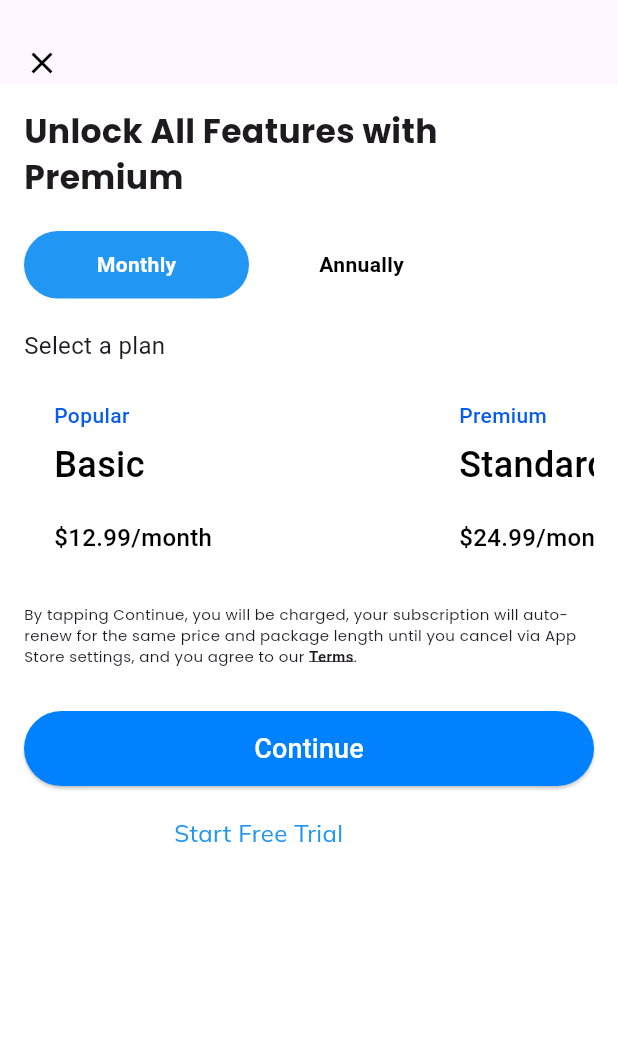
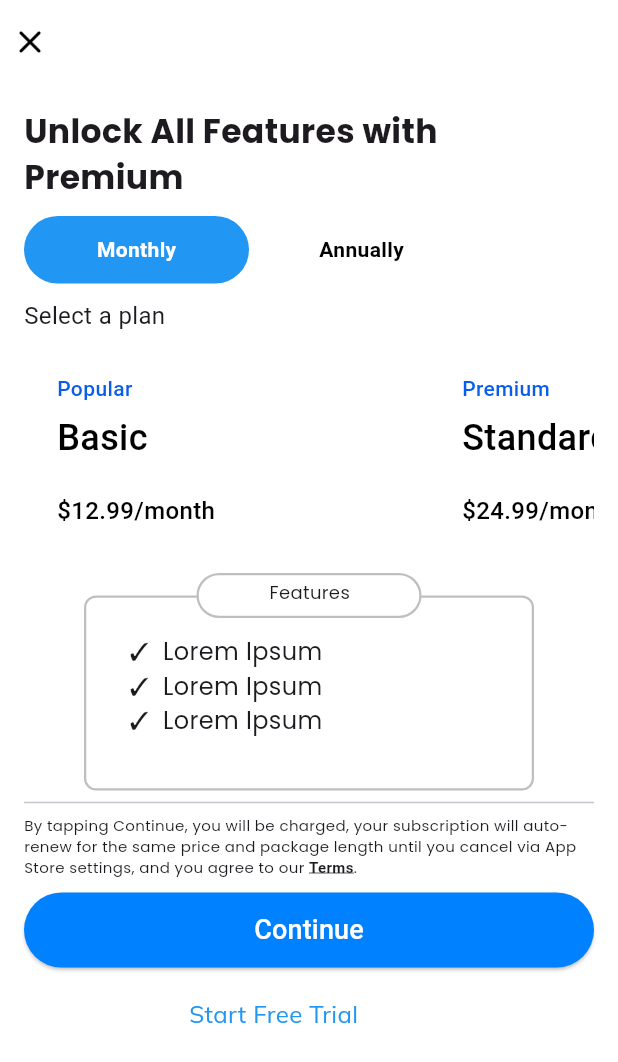
Before and after one commit to faisallhf/calliverse, a Flutter app: the SubscriptionPage screen opened by its route, on a phone screen of 412 x 824 dp. Shown: the top 1062 px of the screen. Run offline on Flutter 3.47's test engine with Material 3 defaults, Android fonts, the light colour scheme and no system bars; our stand-ins replace go_router, google_fonts, intl_phone_field, pinput, table_calendar.

Commit message:
subscription page added and small issues fixed

```diff
--- a/lib/pages/call.dart
+++ b/lib/pages/call.dart
@@ -151,7 +151,6 @@ class _CallState extends State<Call> {
       "callTime": "1 hour ago",
       "isMissedCall": true,
     },
-
   ];
 
   void _onItemTapped(int index) {
--- a/lib/pages/message_page.dart
+++ b/lib/pages/message_page.dart
@@ -161,7 +161,8 @@ class MessagePage extends StatelessWidget {
                         builder: (context) => DetailPage(
                           chatDetails: {
                             "name": chats[index]["name"], // User's name
-                            "imagePath": chats[index]["image"], // User's image path
+                            "imagePath": chats[index]
+                                ["image"], // User's image path
                           },
                         ),
                       ),
--- a/lib/pages/subscription_page.dart
+++ b/lib/pages/subscription_page.dart
@@ -1,4 +1,3 @@
-import 'package:calliverse/pages/call.dart';
 import 'package:flutter/material.dart';
 import 'package:go_router/go_router.dart';
 
@@ -33,11 +32,20 @@ class _SubscriptionPageState extends State<SubscriptionPage> {
       backgroundColor: Colors.white,
       appBar: AppBar(
         elevation: 0,
+        toolbarHeight: 56,
+        automaticallyImplyLeading: false,
+        backgroundColor: Colors.transparent,
+        leadingWidth: 40,
+        titleSpacing: 0,
+        centerTitle: false,
         leading: IconButton(
-          padding: EdgeInsets.symmetric(vertical: 30, horizontal: 10),
-          icon: Icon(Icons.close, color: Colors.black),
+          icon: ImageIcon(
+            AssetImage('assets/images/close.png'),
+            size: 25,
+            color: Colors.black,
+          ),
           onPressed: () {
-            context.goNamed('loginPage');
+            context.pushNamed('login_page');
           },
         ),
       ),
@@ -54,18 +62,18 @@ class _SubscriptionPageState extends State<SubscriptionPage> {
                 fontFamily: 'Poppins',
               ),
             ),
-            SizedBox(height: 20),
+            SizedBox(height: 10),
             _buildSubscriptionToggle(),
-            SizedBox(height: 20),
+            SizedBox(height: 10),
             Text(
               "Select a plan",
               style: TextStyle(fontSize: 16),
             ),
             SizedBox(height: 10),
             _buildPlanSelector(),
+            Divider(),
+            _buildTermsText(),
             SizedBox(height: 10),
-            _buildTermsText(),
-            SizedBox(height: 30),
             _buildContinueButton(),
             SizedBox(height: 20),
             _buildFreeTrialText(context),
@@ -115,7 +123,9 @@ class _SubscriptionPageState extends State<SubscriptionPage> {
   }
 
   Widget _buildPlanSelector() {
-    return Container(
+    return Column(
+      children: [
+        Container(
           height: 140,
           width: MediaQuery.of(context).size.width,
           child: ListView.builder(
@@ -137,7 +147,9 @@ class _SubscriptionPageState extends State<SubscriptionPage> {
                     decoration: BoxDecoration(
                       color: Colors.white,
                       borderRadius: BorderRadius.circular(10),
-                  border: isSelected ? Border.all(color: Colors.blue, width: 2) : null,
+                      border: isSelected
+                          ? Border.all(color: Colors.blue, width: 2)
+                          : Border.all(color: Colors.white, width: 2),
                     ),
                     child: Padding(
                       padding: EdgeInsets.only(left: 20.0, top: 15.0),
@@ -189,13 +201,68 @@ class _SubscriptionPageState extends State<SubscriptionPage> {
               );
             },
           ),
+        ),
+        SizedBox(height: 10),
+        Stack(
+          children: [
+            Container(
+              margin: const EdgeInsets.only(top: 15),
+              height: 130,
+              width: 300,
+              decoration: BoxDecoration(
+                color: Colors.white,
+                border: Border.all(
+                  color: Color(0xFFBFBFBF),
+                  width: 1.5,
+                ),
+                borderRadius: BorderRadius.circular(8),
+              ),
+            ),
+            Container(
+              margin: const EdgeInsets.only(left: 75, top: 0),
+              padding: const EdgeInsets.only(left: 47, top: 3),
+              height: 30,
+              width: 150,
+              decoration: BoxDecoration(
+                color: Colors.white,
+                border: Border.all(
+                  color: Color(0xFFBFBFBF),
+                  width: 1.5,
+                ),
+                borderRadius: BorderRadius.circular(15),
+              ),
+              child: const Text(
+                "Features",
+                style: TextStyle(
+                  fontWeight: FontWeight.w400,
+                  fontSize: 12,
+                  fontFamily: 'Poppins',
+                ),
+              ),
+            ),
+            Container(
+              color: Colors.white,
+              margin: const EdgeInsets.only(left: 30, top: 40),
+              child: const Text(
+                "✓  Lorem Ipsum \n✓  Lorem Ipsum \n✓  Lorem Ipsum  ",
+                style: TextStyle(
+                  fontWeight: FontWeight.w500,
+                  fontSize: 16,
+                  fontFamily: 'Poppins',
+                ),
+              ),
+            ),
+          ],
+        ),
+      ],
     );
   }
 
   Widget _buildTermsText() {
     return Text.rich(
       TextSpan(
-        text: "By tapping Continue, you will be charged, your subscription will auto-renew for the same price and package length until you cancel via App Store settings, and you agree to our ",
+        text:
+            "By tapping Continue, you will be charged, your subscription will auto-renew for the same price and package length until you cancel via App Store settings, and you agree to our ",
         style: TextStyle(
           fontSize: 10,
           fontFamily: 'Poppins',
@@ -235,15 +302,10 @@ class _SubscriptionPageState extends State<SubscriptionPage> {
   Widget _buildFreeTrialText(BuildContext context) {
     return GestureDetector(
       onTap: () {
-        Navigator.push(
-          context,
-          MaterialPageRoute(
-            builder: (context) => Call(),
-          ),
-        );
+        context.pushNamed("call_page");
       },
       child: Padding(
-        padding: const EdgeInsets.symmetric(horizontal: 100),
+        padding: const EdgeInsets.only(left: 110),
         child: Text(
           "Start Free Trial",
           style: TextStyle(
--- a/lib/router/router_config.dart
+++ b/lib/router/router_config.dart
@@ -1,3 +1,4 @@
+import 'package:calliverse/pages/call.dart';
 import 'package:calliverse/pages/connection_page.dart';
 import 'package:calliverse/pages/email_signup_page.dart';
 import 'package:calliverse/pages/login_page.dart';
@@ -5,8 +6,31 @@ import 'package:calliverse/pages/otp_verification_page.dart';
 import 'package:calliverse/pages/phone_signup_page.dart';
 import 'package:calliverse/pages/profile_account_page.dart';
 import 'package:calliverse/pages/subscription_page.dart';
+import 'package:flutter/material.dart';
 import 'package:go_router/go_router.dart';
 import 'package:calliverse/pages/splash_page.dart';
+
+// TRANSITION FUNCTION
+CustomTransitionPage buildPageWithDefaultTransition<T>({
+  required BuildContext context,
+  required GoRouterState state,
+  required Widget child,
+}) {
+  return CustomTransitionPage<T>(
+    key: state.pageKey,
+    child: child,
+    // transitionDuration: Duration(milliseconds: 500),
+    transitionsBuilder: (context, animation, secondaryAnimation, child) =>
+        SlideTransition(
+            position: animation.drive(
+              Tween<Offset>(
+                begin: const Offset(1, 0),
+                end: Offset.zero,
+              ).chain(CurveTween(curve: Curves.easeIn)),
+            ),
+            child: child),
+  );
+}
 
 class CalliverseRouter {
   static final GoRouter _router = GoRouter(
@@ -20,17 +44,8 @@ class CalliverseRouter {
       GoRoute(
         name: 'connection_page',
         path: '/connection_page',
-        builder: (context, state) => const ConnectionPage(),
-      ),
-      GoRoute(
-        name: 'emailsignupPage',
-        path: '/emailsignup_page',
-        builder: (context, state) => const EmailSignupPage(),
-      ),
-      GoRoute(
-        name: 'phonesignupPage',
-        path: '/phonesignup_page',
-        builder: (context, state) => const PhoneSignupPage(),
+        pageBuilder: (context, state) => buildPageWithDefaultTransition(
+            context: context, state: state, child: const ConnectionPage()),
       ),
       GoRoute(
         name: 'otpVerificationPage',
@@ -45,17 +60,38 @@ class CalliverseRouter {
       GoRoute(
         name: 'profileAccountPage',
         path: '/profile_account_page',
-        builder: (context, state) => const ProfileAccountPage(),
+        pageBuilder: (context, state) => buildPageWithDefaultTransition(
+            context: context, state: state, child: const ProfileAccountPage()),
       ),
       GoRoute(
-        name: 'loginPage',
-        path: '/loginPage',
-        builder: (context, state) => const LoginPage(),
+        name: 'login_page',
+        path: '/login_page',
+        pageBuilder: (context, state) => buildPageWithDefaultTransition(
+            context: context, state: state, child: const LoginPage()),
+      ),
+      GoRoute(
+        name: 'emailsignupPage',
+        path: '/emailsignup_page',
+        pageBuilder: (context, state) => buildPageWithDefaultTransition(
+            context: context, state: state, child: const EmailSignupPage()),
+      ),
+      GoRoute(
+        name: 'phonesignupPage',
+        path: '/phonesignup_page',
+        pageBuilder: (context, state) => buildPageWithDefaultTransition(
+            context: context, state: state, child: const PhoneSignupPage()),
       ),
       GoRoute(
         name: 'subscriptionPage',
         path: '/subscriptionPage',
-        builder: (context, state) => const SubscriptionPage(),
+        pageBuilder: (context, state) => buildPageWithDefaultTransition(
+            context: context, state: state, child: const SubscriptionPage()),
+      ),
+      GoRoute(
+        name: 'call_page',
+        path: '/call_page',
+        pageBuilder: (context, state) => buildPageWithDefaultTransition(
+            context: context, state: state, child: const Call()),
       ),
     ],
   );
--- a/pubspec.yaml
+++ b/pubspec.yaml
@@ -22,7 +22,6 @@ dependencies:
   calendar_date_picker2: ^1.1.7
   table_calendar: ^3.1.2
 
-
 dev_dependencies:
   flutter_test:
     sdk: flutter
```
Also changed, not shown: lib/pages/connection_page.dart (+4 -4 lines), lib/pages/email_signup_page.dart (+38 -30 lines), lib/pages/login_page.dart (+17 -12 lines), lib/pages/otp_verification_page.dart (+16 -11 lines), lib/pages/phone_signup_page.dart (+20 -11 lines), lib/pages/profile_account_page.dart (+59 -19 lines), assets/images/person_outlined.png (added), 1 other file. Lines whose indentation alone changed are shown as unchanged.
